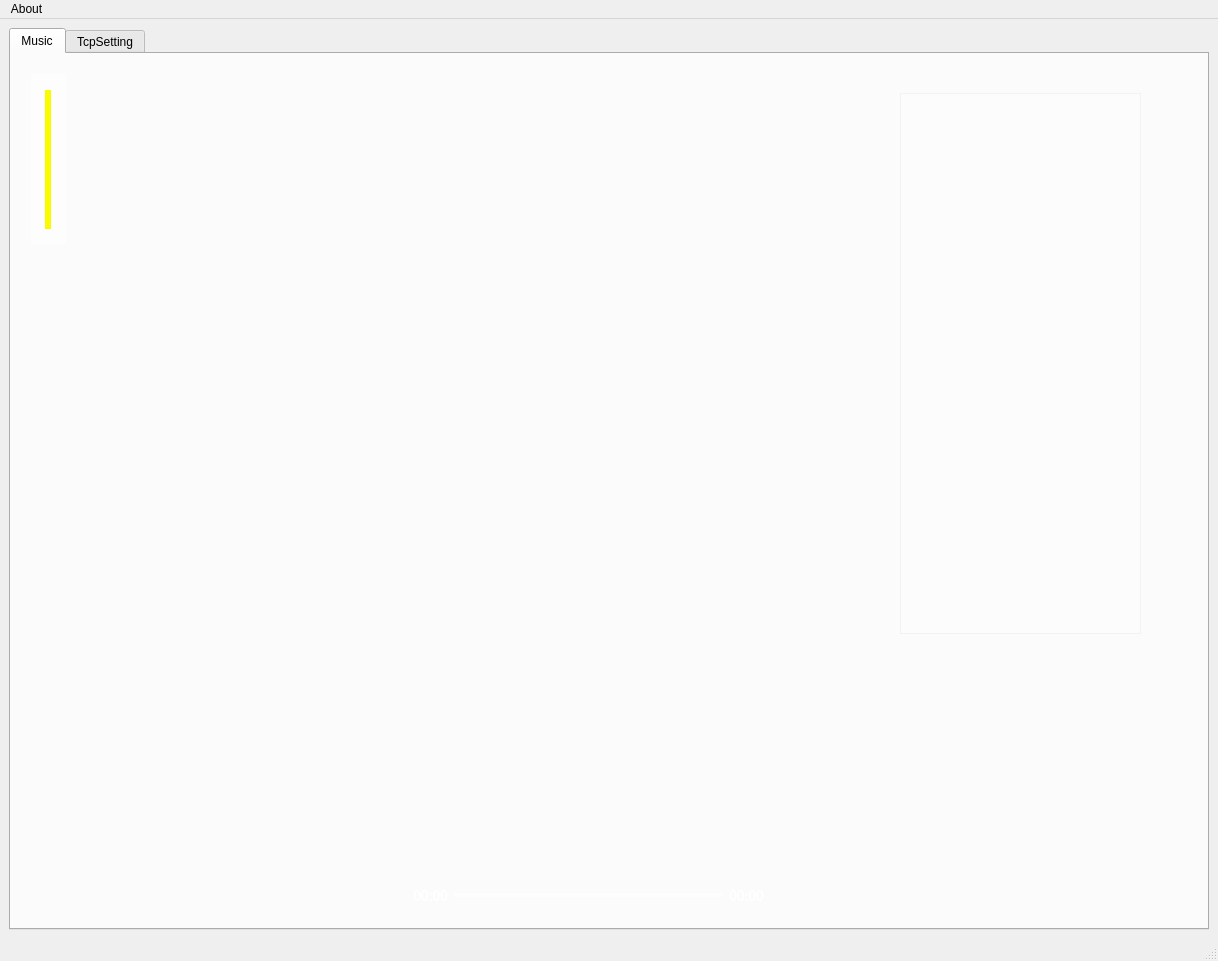
Above: 2_Proj/server/tcpController.ui from sitakerchen/MultiStereo before the change. Below: the same form after it.
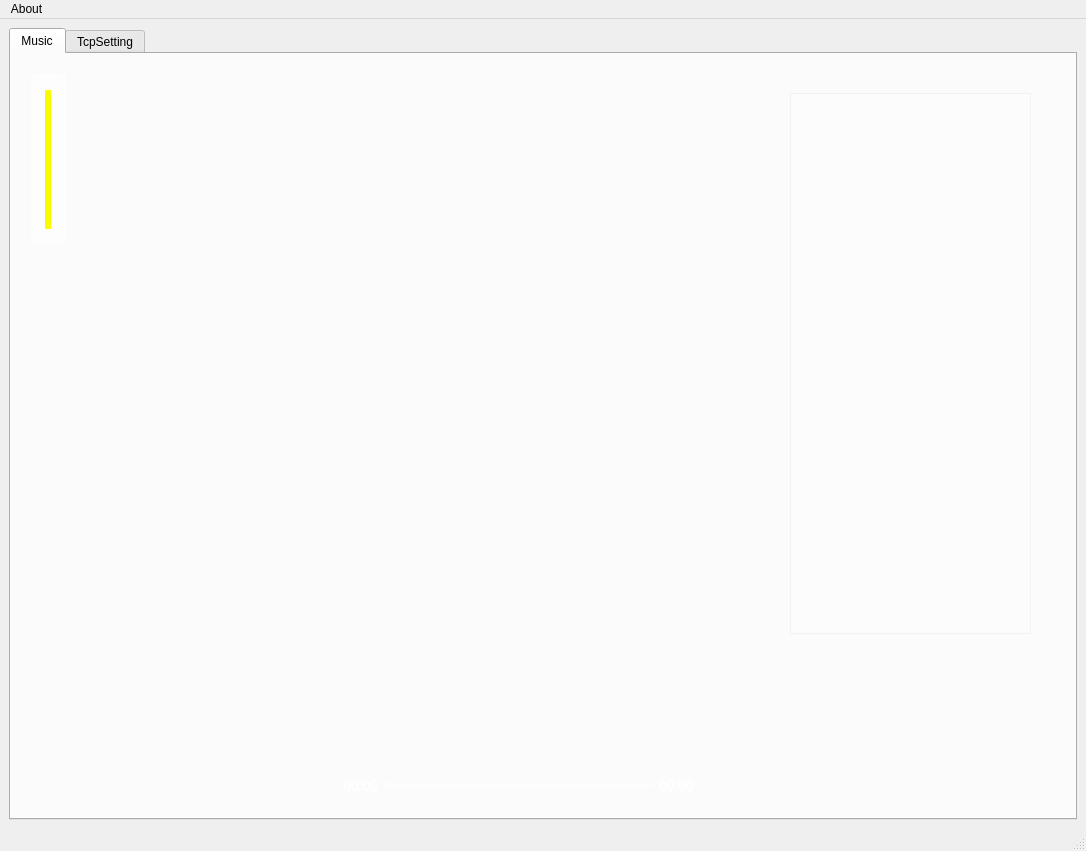
That is the form after the change. Icons and pictures are not drawn.

The edit to the form file:
```diff
--- a/2_Proj/server/tcpController.ui
+++ b/2_Proj/server/tcpController.ui
@@ -6,8 +6,8 @@
    <rect>
     <x>0</x>
     <y>0</y>
-    <width>1218</width>
-    <height>961</height>
+    <width>1086</width>
+    <height>851</height>
    </rect>
   </property>
   <property name="minimumSize">
@@ -660,7 +660,7 @@
           <widget class="QListWidget" name="ListWidget_musicName">
            <property name="geometry">
             <rect>
-             <x>880</x>
+             <x>770</x>
              <y>30</y>
              <width>241</width>
              <height>541</height>
@@ -789,9 +789,9 @@
            <property name="geometry">
             <rect>
              <x>340</x>
-             <y>420</y>
+             <y>470</y>
              <width>61</width>
-             <height>71</height>
+             <height>61</height>
             </rect>
            </property>
            <property name="styleSheet">
@@ -808,6 +808,12 @@
             <iconset resource="imagefile.qrc">
              <normaloff>:/image/image/image/loop-one2.png</normaloff>:/image/image/image/loop-one2.png</iconset>
            </property>
+           <property name="iconSize">
+            <size>
+             <width>35</width>
+             <height>35</height>
+            </size>
+           </property>
           </widget>
          </widget>
         </item>
@@ -977,8 +983,8 @@
     <rect>
      <x>0</x>
      <y>0</y>
-     <width>1218</width>
-     <height>26</height>
+     <width>1086</width>
+     <height>22</height>
     </rect>
    </property>
    <widget class="QMenu" name="menuController">
```
